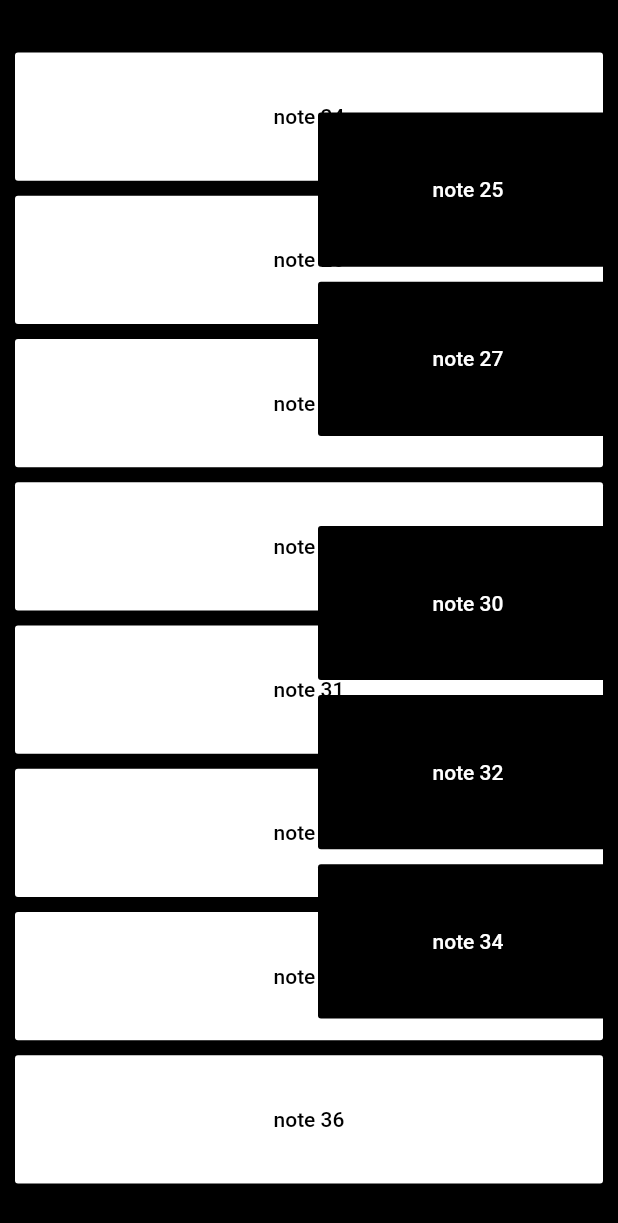
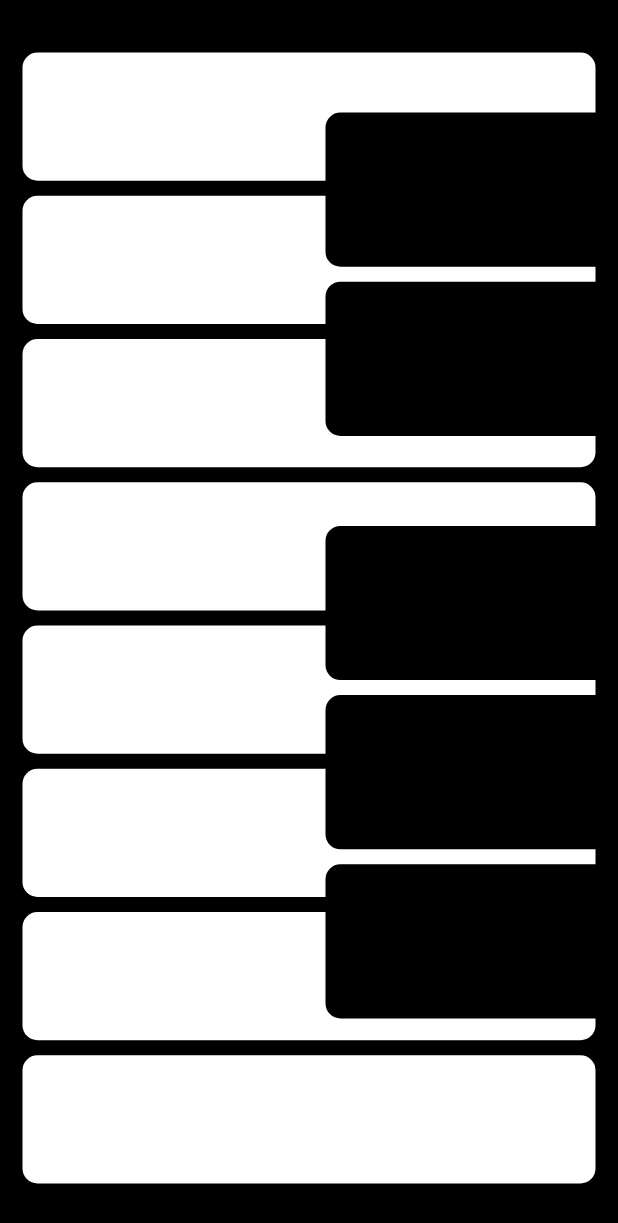
Before and after one commit to eoanodea/flutter-keyboard, a Flutter app: the screen it shows after launch, on a phone screen of 412 x 824 dp. Shown: the top 1223 px of the screen. Run offline on Flutter 3.47's test engine with Material 2 defaults, Android fonts, the phone set to English and light mode, and no system bars; missing offline and left inert: flutter_midi.

Commit message:
Replaced render key buttons with Inkwells

```diff
--- a/lib/main.dart
+++ b/lib/main.dart
@@ -52,18 +52,23 @@ class _PianoAppState extends State<PianoApp> with WidgetsBindingObserver {
     }
 
     /// Renders a single key to the screen
-    Expanded renderKey(int note, bool sharp) {
+    Widget renderKey(int note, bool sharp) {
+      final pitchName = 'Pitch Name';
+
       return Expanded(
         child: Container(
-          width: 450,
-          child: Padding(
-            padding: const EdgeInsets.symmetric(vertical: 5.0),
-            child: FlatButton(
+          margin: EdgeInsets.all(5.0),
+          child: Semantics(
+            button: true,
+            hint: pitchName,
+            child: Material(
+              borderRadius: borderRadius,
               color: sharp ? Colors.black : Colors.white,
-              textColor: sharp ? Colors.white : Colors.black,
-              onPressed: () => playNote(note + (12 * 4)),
-              child: Text(
-                'note $note',
+              child: InkWell(
+                borderRadius: borderRadius,
+                highlightColor: Colors.grey,
+                onTap: () {},
+                onTapDown: (_) => playNote(note + (12 * 4)),
               ),
             ),
           ),
@@ -120,3 +125,7 @@ class _PianoAppState extends State<PianoApp> with WidgetsBindingObserver {
     );
   }
 }
+
+const BorderRadiusGeometry borderRadius = BorderRadius.all(
+  Radius.circular(10.0),
+);
```
